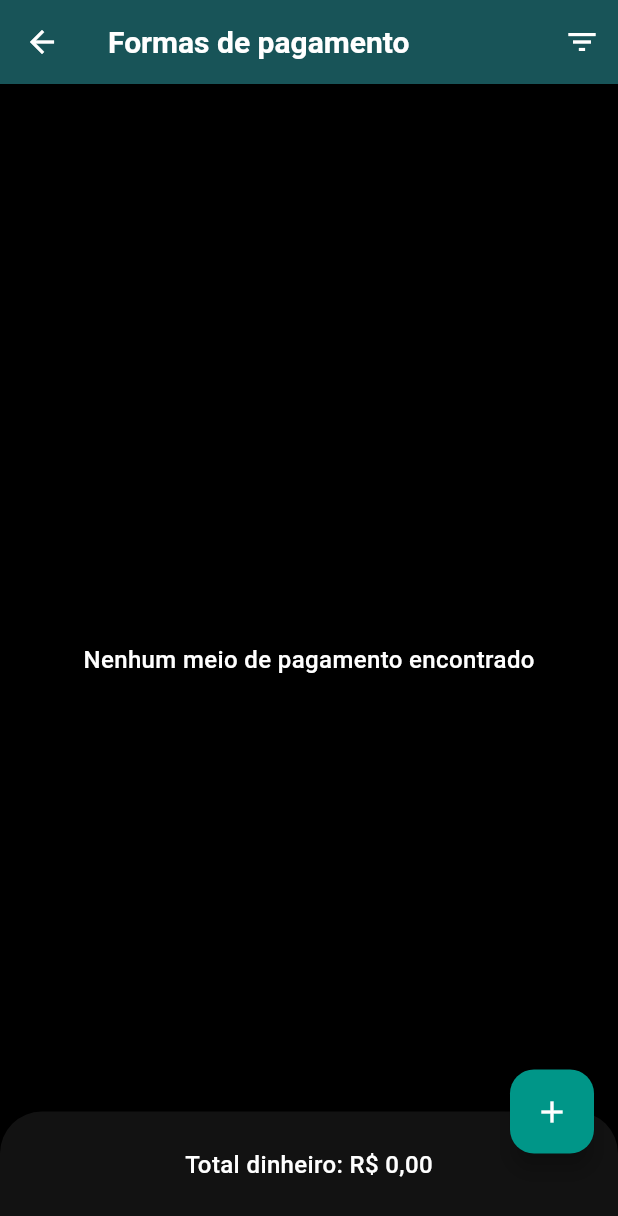
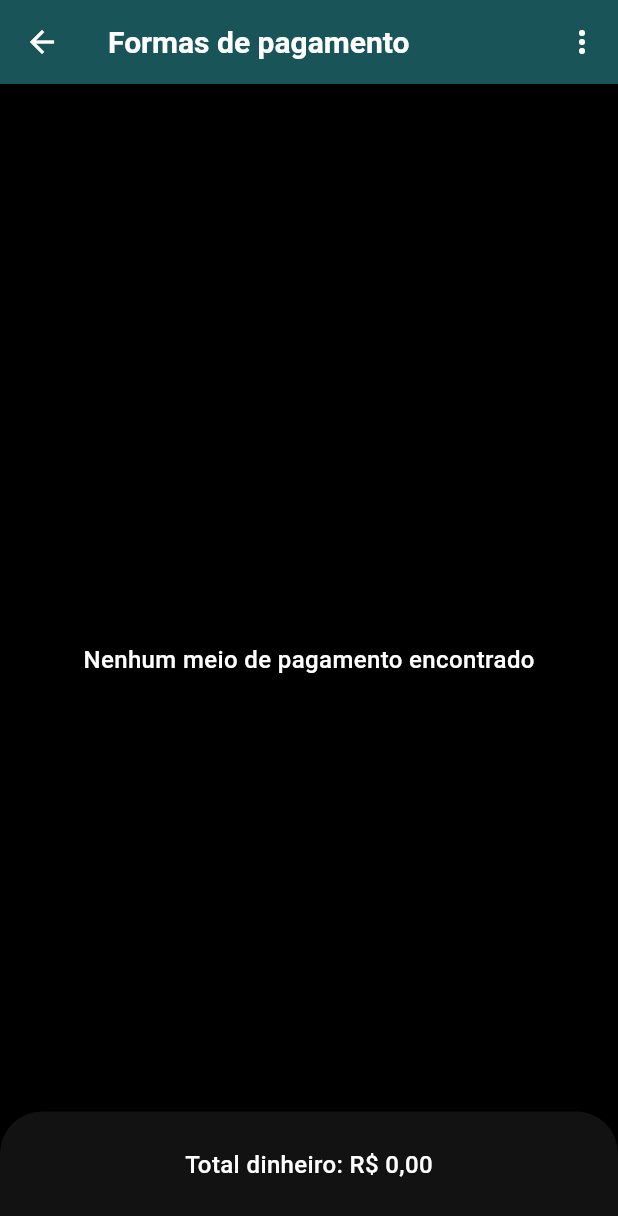
Before and after one commit to leandrorochaadm/limit_spending, a Flutter app: the screen it shows after launch, after a tap on "Quero gastar", on a phone screen of 412 x 824 dp. Shown: the top 1216 px of the screen. Run offline on Flutter 3.47's test engine with Material 3 defaults, Android fonts, the phone set to English and light mode, and no system bars; our stand-ins replace cloud_firestore, equatable, firebase_core; accounts and stored records are empty.

Commit message:
feat(payment_methods):create menu button app bar

```diff
--- a/lib/features/payment_method/presentation/payment_method_page.dart
+++ b/lib/features/payment_method/presentation/payment_method_page.dart
@@ -15,8 +15,7 @@ class PaymentMethodPage extends StatelessWidget {
 
   @override
   Widget build(BuildContext context) {
-    paymentMethodNotifier.onNextCategoryPage =
-        (String paymentMethodId, bool isMoney) {
+    paymentMethodNotifier.onNextCategoryPage = (String paymentMethodId, bool isMoney) {
       Navigator.push(
         context,
         MaterialPageRoute(
@@ -30,8 +29,7 @@ class PaymentMethodPage extends StatelessWidget {
       ).then((_) => paymentMethodNotifier.load());
     };
 
-    paymentMethodNotifier.onOpenModalPaymentDebt =
-        (PaymentMethodEntity paymentMethod) async {
+    paymentMethodNotifier.onOpenModalPaymentDebt = (PaymentMethodEntity paymentMethod) async {
       final double value = await modalPaymentDebt(context);
 
       return value;
@@ -64,36 +62,17 @@ class PaymentMethodPage extends StatelessWidget {
         valueListenable: paymentMethodNotifier,
         builder: (context, state, __) {
           return Scaffold(
-            appBar: AppBar(
-              title: const Text(
-                'Formas de pagamento',
-                textAlign: TextAlign.center,
+            appBar: _appBar(context),
+            bottomSheet: _bottomSheet(state),
+            body: buildBodyWidget(state),
+          );
+        },
       ),
-              actions: [
-                IconButton(
-                  onPressed: () {
-                    isValueGreaterThanZero = !isValueGreaterThanZero;
-                    paymentMethodNotifier.load(isValueGreaterThanZero);
-                  },
-                  icon: Icon(
-                    isValueGreaterThanZero
-                        ? Icons.filter_list
-                        : Icons.filter_list_off,
-                  ),
-                ),
-              ],
-            ),
-            floatingActionButton: Padding(
-              padding: const EdgeInsets.only(left: 32),
-              child: FloatingActionButton(
-                onPressed: () {
-                  paymentMethodNotifier.clearForm();
-                  modalCreatePaymentMethod(context);
-                },
-                child: const Icon(Icons.add),
-              ),
-            ),
-            bottomSheet: Padding(
+    );
+  }
+
+  Padding _bottomSheet(PaymentMethodState state) {
+    return Padding(
       padding: const EdgeInsets.only(bottom: 36.0, top: 24),
       child: Row(
         mainAxisAlignment: MainAxisAlignment.center,
@@ -104,11 +83,38 @@ class PaymentMethodPage extends StatelessWidget {
           ),
         ],
       ),
+    );
+  }
+
+  AppBar _appBar(BuildContext context) {
+    return AppBar(
+      title: const Text(
+        'Formas de pagamento',
+        textAlign: TextAlign.center,
       ),
-            body: buildBodyWidget(state),
-          );
+      actions: [
+        PopupMenuButton<int>(
+          onSelected: (int value) {
+            switch (value) {
+              case 0:
+                isValueGreaterThanZero = !isValueGreaterThanZero;
+                paymentMethodNotifier.load(isValueGreaterThanZero);
+                break;
+              case 1:
+                paymentMethodNotifier.clearForm();
+                modalCreatePaymentMethod(context);
+                break;
+            }
           },
+          itemBuilder: (context) => [
+            PopupMenuItem<int>(
+                value: 0,
+                child: Text(
+                    isValueGreaterThanZero ? 'Exibir todos os valores' : 'Exibir apenas valores maiores que zero')),
+            const PopupMenuItem<int>(value: 1, child: Text('Criar nova forma de pagamento')),
+          ],
         ),
+      ],
     );
   }
 
@@ -163,12 +169,9 @@ class PaymentMethodPage extends StatelessWidget {
             ),
             child: Card(
               child: ListTile(
-                contentPadding:
-                    const EdgeInsets.symmetric(horizontal: 16, vertical: 8),
+                contentPadding: const EdgeInsets.symmetric(horizontal: 16, vertical: 8),
                 leading: Icon(
-                  paymentMethod.isMoney
-                      ? Icons.account_balance_wallet
-                      : Icons.credit_card,
+                  paymentMethod.isMoney ? Icons.account_balance_wallet : Icons.credit_card,
                   size: 32,
                 ),
                 title: Text(
@@ -215,8 +218,7 @@ class PaymentMethodPage extends StatelessWidget {
                       groupValue: paymentMethodNotifier.isMoneySelected,
                       onChanged: (value) {
                         setState(() {
-                          paymentMethodNotifier.isMoneySelected =
-                              value ?? false;
+                          paymentMethodNotifier.isMoneySelected = value ?? false;
                         });
                       },
                       title: const Text(
@@ -231,8 +233,7 @@ class PaymentMethodPage extends StatelessWidget {
                       groupValue: paymentMethodNotifier.isMoneySelected,
                       onChanged: (value) {
                         setState(() {
-                          paymentMethodNotifier.isMoneySelected =
-                              value ?? false;
+                          paymentMethodNotifier.isMoneySelected = value ?? false;
                         });
                       },
                       title: const Text(
@@ -258,8 +259,7 @@ class PaymentMethodPage extends StatelessWidget {
                       controller: paymentMethodNotifier.valueEC,
                       focusNode: paymentMethodNotifier.valueFN,
                       hintText: 'Valor',
-                      keyboardType:
-                          const TextInputType.numberWithOptions(decimal: true),
+                      keyboardType: const TextInputType.numberWithOptions(decimal: true),
                     ),
                     const SizedBox(height: 24),
                     if (!paymentMethodNotifier.isMoneySelected)
@@ -340,8 +340,7 @@ class PaymentMethodPage extends StatelessWidget {
               children: [
                 TextFieldCustomWidget(
                   controller: valueEC,
-                  keyboardType:
-                      const TextInputType.numberWithOptions(decimal: true),
+                  keyboardType: const TextInputType.numberWithOptions(decimal: true),
                   hintText: 'Valor a Pagar',
                   focusNode: valueFN,
                 ),
@@ -365,9 +364,8 @@ class PaymentMethodPage extends StatelessWidget {
                         onPressed: () {
                           if (!isPopping) {
                             isPopping = true;
-                            final double valuePaymentDebt = valueEC.text.isEmpty
-                                ? 0.0
-                                : double.parse(valueEC.text.toPointFormat());
+                            final double valuePaymentDebt =
+                                valueEC.text.isEmpty ? 0.0 : double.parse(valueEC.text.toPointFormat());
                             Navigator.of(contextModal).pop(valuePaymentDebt);
                           }
                         },
```
Also changed, not shown: pubspec.lock, 3 other files. Lines whose indentation alone changed are shown as unchanged.
